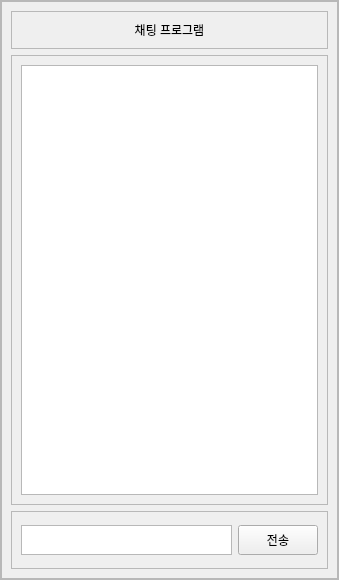
Qt form chatting.ui (CoffeeShelter/ChatProgram_python) before a commit.
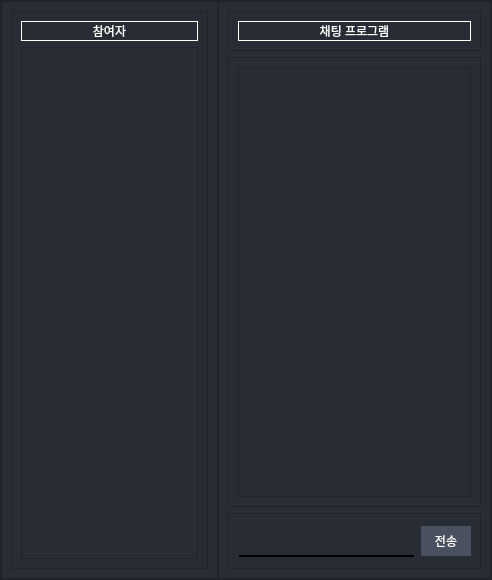
The same form after that commit.

The edit to the form file:
```diff
--- a/chatting.ui
+++ b/chatting.ui
@@ -6,7 +6,7 @@
    <rect>
     <x>0</x>
     <y>0</y>
-    <width>339</width>
+    <width>492</width>
     <height>580</height>
    </rect>
   </property>
@@ -28,6 +28,11 @@
    </property>
    <item>
     <widget class="QFrame" name="frame">
+     <property name="styleSheet">
+      <string notr="true">QFrame {
+	background-color : rgb(40, 44, 52);
+}</string>
+     </property>
      <property name="frameShape">
       <enum>QFrame::StyledPanel</enum>
      </property>
@@ -50,6 +55,58 @@
       <property name="bottomMargin">
        <number>0</number>
       </property>
+      <item>
+       <widget class="QFrame" name="frame_4">
+        <property name="frameShape">
+         <enum>QFrame::StyledPanel</enum>
+        </property>
+        <property name="frameShadow">
+         <enum>QFrame::Raised</enum>
+        </property>
+        <layout class="QVBoxLayout" name="verticalLayout_2">
+         <item>
+          <widget class="QFrame" name="frame_5">
+           <property name="frameShape">
+            <enum>QFrame::StyledPanel</enum>
+           </property>
+           <property name="frameShadow">
+            <enum>QFrame::Raised</enum>
+           </property>
+           <layout class="QVBoxLayout" name="verticalLayout_5">
+            <item>
+             <widget class="QLabel" name="label_info">
+              <property name="styleSheet">
+               <string notr="true">QLabel {
+	color: white;
+	font: bold 14px &quot;맑은 고딕&quot;;
+
+	border: 1px solid white;
+}</string>
+              </property>
+              <property name="text">
+               <string>참여자</string>
+              </property>
+              <property name="alignment">
+               <set>Qt::AlignCenter</set>
+              </property>
+             </widget>
+            </item>
+            <item>
+             <widget class="QListWidget" name="listWidget_info">
+              <property name="styleSheet">
+               <string notr="true">QListWidget::item{
+	color: white;
+	font: 12px bold &quot;맑은 고딕&quot;;
+}</string>
+              </property>
+             </widget>
+            </item>
+           </layout>
+          </widget>
+         </item>
+        </layout>
+       </widget>
+      </item>
       <item>
        <widget class="QFrame" name="frame_3">
         <property name="frameShape">
@@ -70,6 +127,14 @@
            <layout class="QVBoxLayout" name="verticalLayout">
             <item>
              <widget class="QLabel" name="label">
+              <property name="styleSheet">
+               <string notr="true">QLabel {
+	color: white;
+	font: bold 14px &quot;맑은 고딕&quot;;
+
+	border: 1px solid white;
+}</string>
+              </property>
               <property name="text">
                <string>채팅 프로그램</string>
               </property>
@@ -104,6 +169,12 @@
                 <height>430</height>
                </size>
               </property>
+              <property name="styleSheet">
+               <string notr="true">QListWidget::item{
+	color: white;
+	font: 12px bold &quot;맑은 고딕&quot;;
+}</string>
+              </property>
              </widget>
             </item>
            </layout>
@@ -123,16 +194,32 @@
               <property name="maximumSize">
                <size>
                 <width>16777215</width>
-                <height>30</height>
+                <height>34</height>
                </size>
               </property>
+              <property name="styleSheet">
+               <string notr="true">QTextEdit {
+	margin: 1px;
+	min-height: 30px;
+	max-height: 30px;
+
+	border: none;
+	border-bottom: 2px solid;
+	
+	color: white;
+	font: bold 16px &quot;맑은 고딕&quot;;
+}
+QTextEdit:focus {
+	border-bottom: 2px solid rgb(85, 85, 85);
+}</string>
+              </property>
              </widget>
             </item>
             <item>
              <widget class="QPushButton" name="pushButton">
               <property name="minimumSize">
                <size>
-                <width>0</width>
+                <width>50</width>
                 <height>30</height>
                </size>
               </property>
@@ -142,6 +229,28 @@
                 <height>30</height>
                </size>
               </property>
+              <property name="styleSheet">
+               <string notr="true">QPushButton {
+	height: 40px;
+	border: 1px;
+	border-radius: 20px;
+
+	color: white;
+	font: bold 20px &quot;맑은 고딕&quot;;
+
+	background-color: rgb(73, 80, 95);
+}
+
+QPushButton:hover{
+	font: bold 20px &quot;맑은 고딕&quot;;
+	background-color: rgb(63, 70, 85);
+}
+
+QPushButton:pressed{
+	font: bold 20px &quot;맑은 고딕&quot;;
+	background-color: rgb(83, 90, 105);
+}</string>
+              </property>
               <property name="text">
                <string>전송</string>
               </property>
```
